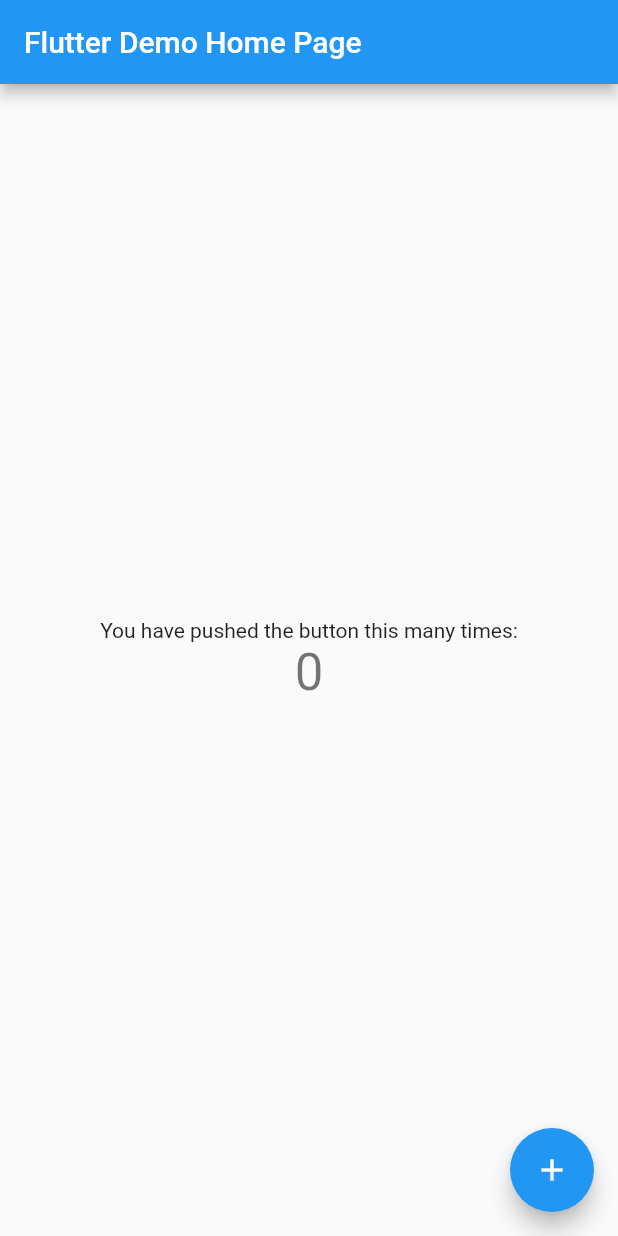
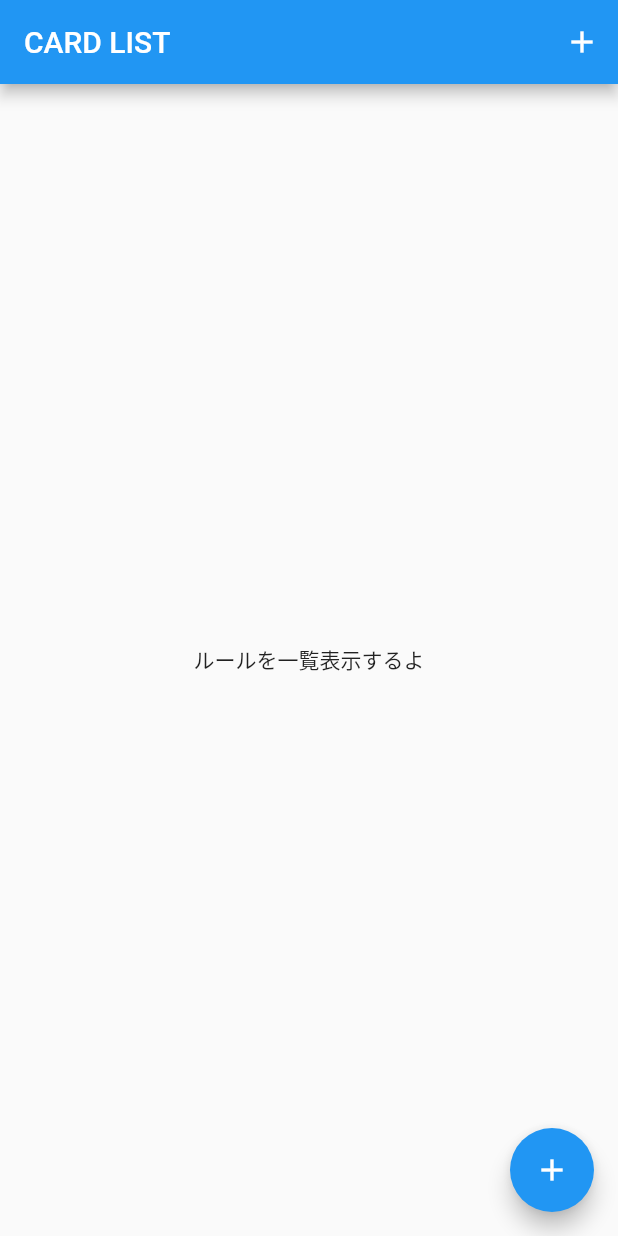
Before and after one commit to s4shiki/if_then_card, a Flutter app: the screen it shows after launch, on a phone screen of 412 x 824 dp. Run offline on Flutter 3.47's test engine with Material 2 defaults, Android fonts, the phone set to English and light mode, and no system bars.

Commit message:
トップ画面のレイアウトを追加

```diff
--- a/lib/main.dart
+++ b/lib/main.dart
@@ -1,113 +1,19 @@
 import 'package:flutter/material.dart';
+import 'package:if_then_card/page/top_page.dart';
 
+// アプリ起動
 void main() {
   runApp(MyApp());
 }
 
+// アプリの設定
 class MyApp extends StatelessWidget {
-  // This widget is the root of your application.
   @override
   Widget build(BuildContext context) {
     return MaterialApp(
-      title: 'Flutter Demo',
-      theme: ThemeData(
-        // This is the theme of your application.
-        //
-        // Try running your application with "flutter run". You'll see the
-        // application has a blue toolbar. Then, without quitting the app, try
-        // changing the primarySwatch below to Colors.green and then invoke
-        // "hot reload" (press "r" in the console where you ran "flutter run",
-        // or simply save your changes to "hot reload" in a Flutter IDE).
-        // Notice that the counter didn't reset back to zero; the application
-        // is not restarted.
-        primarySwatch: Colors.blue,
-      ),
-      home: MyHomePage(title: 'Flutter Demo Home Page'),
+      debugShowCheckedModeBanner: false, // シミュレーターの右上にdebugというラベルが表示されなくなります
+      title: 'IF THEN CARD',
+      home: TopPage(), // 起動時に表示される画面
     );
   }
 }
-
-class MyHomePage extends StatefulWidget {
-  MyHomePage({Key key, this.title}) : super(key: key);
-
-  // This widget is the home page of your application. It is stateful, meaning
-  // that it has a State object (defined below) that contains fields that affect
-  // how it looks.
-
-  // This class is the configuration for the state. It holds the values (in this
-  // case the title) provided by the parent (in this case the App widget) and
-  // used by the build method of the State. Fields in a Widget subclass are
-  // always marked "final".
-
-  final String title;
-
-  @override
-  _MyHomePageState createState() => _MyHomePageState();
-}
-
-class _MyHomePageState extends State<MyHomePage> {
-  int _counter = 0;
-
-  void _incrementCounter() {
-    setState(() {
-      // This call to setState tells the Flutter framework that something has
-      // changed in this State, which causes it to rerun the build method below
-      // so that the display can reflect the updated values. If we changed
-      // _counter without calling setState(), then the build method would not be
-      // called again, and so nothing would appear to happen.
-      _counter++;
-    });
-  }
-
-  @override
-  Widget build(BuildContext context) {
-    // This method is rerun every time setState is called, for instance as done
-    // by the _incrementCounter method above.
-    //
-    // The Flutter framework has been optimized to make rerunning build methods
-    // fast, so that you can just rebuild anything that needs updating rather
-    // than having to individually change instances of widgets.
-    return Scaffold(
-      appBar: AppBar(
-        // Here we take the value from the MyHomePage object that was created by
-        // the App.build method, and use it to set our appbar title.
-        title: Text(widget.title),
-      ),
-      body: Center(
-        // Center is a layout widget. It takes a single child and positions it
-        // in the middle of the parent.
-        child: Column(
-          // Column is also a layout widget. It takes a list of children and
-          // arranges them vertically. By default, it sizes itself to fit its
-          // children horizontally, and tries to be as tall as its parent.
-          //
-          // Invoke "debug painting" (press "p" in the console, choose the
-          // "Toggle Debug Paint" action from the Flutter Inspector in Android
-          // Studio, or the "Toggle Debug Paint" command in Visual Studio Code)
-          // to see the wireframe for each widget.
-          //
-          // Column has various properties to control how it sizes itself and
-          // how it positions its children. Here we use mainAxisAlignment to
-          // center the children vertically; the main axis here is the vertical
-          // axis because Columns are vertical (the cross axis would be
-          // horizontal).
-          mainAxisAlignment: MainAxisAlignment.center,
-          children: <Widget>[
-            Text(
-              'You have pushed the button this many times:',
-            ),
-            Text(
-              '$_counter',
-              style: Theme.of(context).textTheme.headline4,
-            ),
-          ],
-        ),
-      ),
-      floatingActionButton: FloatingActionButton(
-        onPressed: _incrementCounter,
-        tooltip: 'Increment',
-        child: Icon(Icons.add),
-      ), // This trailing comma makes auto-formatting nicer for build methods.
-    );
-  }
-}
--- /dev/null
+++ b/lib/page/top_page.dart
@@ -0,0 +1,25 @@
+import 'package:flutter/material.dart';
+
+// トップ画面（ルール一覧）
+class TopPage extends StatelessWidget {
+  @override
+  Widget build(BuildContext context) {
+    return Scaffold(
+      appBar: AppBar(
+        title: Text('CARD LIST'),
+        actions: [
+          Tooltip(message: 'アイコンボタンをホバーしたときに表示されるテキスト'),
+          IconButton(
+            icon: Icon(Icons.add),
+            onPressed: () => print('ルール追加画面に遷移するよ'),
+          )
+        ],
+      ),
+      body: Center(child: Text('ルールを一覧表示するよ')),
+      floatingActionButton: FloatingActionButton(
+        onPressed: () => print('ルール追加画面に遷移するよ'),
+        child: const Icon(Icons.add),
+      ),
+    );
+  }
+}
```
